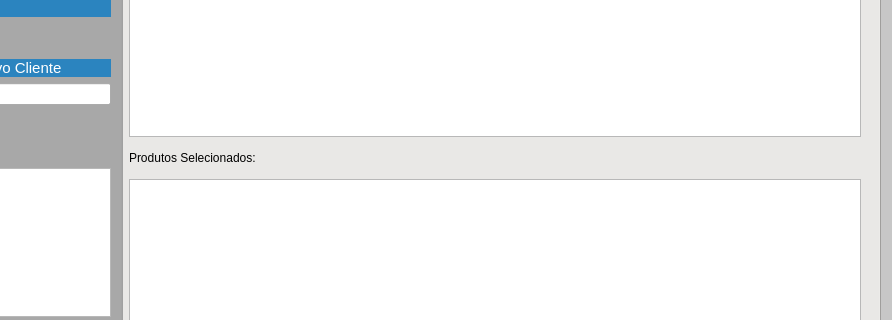
Above: relatorios.ui from GabR36/QEstoqueLoja before the change; both pictures show x 308 to 1200 and y 194 to 514 of the 1200 by 600 pixel window. Below: the same form after it.
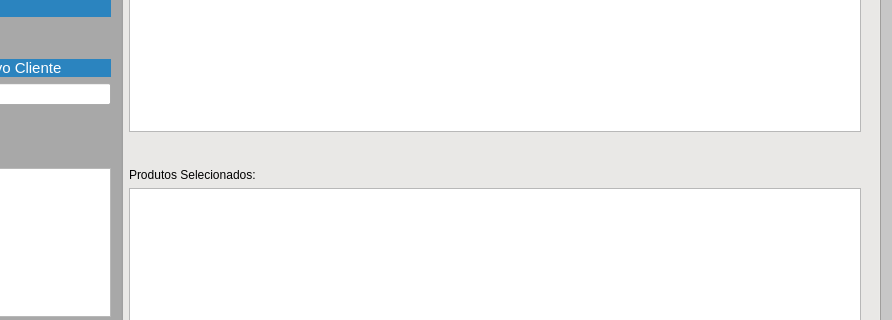
That is the form after the change. The open tabs and pages were chosen to show the change. Custom widgets are drawn as their Qt base class.

Commit message: validações simples inserir produto

```diff
--- a/relatorios.ui
+++ b/relatorios.ui
@@ -81,7 +81,7 @@
         <string notr="true"/>
        </property>
        <property name="currentIndex">
-        <number>0</number>
+        <number>1</number>
        </property>
        <widget class="QWidget" name="tab_3">
         <attribute name="title">
@@ -310,7 +310,7 @@
                </property>
               </widget>
              </item>
-             <item row="1" column="0" rowspan="2">
+             <item row="1" column="0">
               <widget class="QGroupBox" name="groupBox">
                <property name="maximumSize">
                 <size>
@@ -463,6 +463,8 @@
               </widget>
              </item>
              <item row="1" column="1" colspan="2">
+              <layout class="QVBoxLayout" name="verticalLayout_21">
+               <item>
               <layout class="QVBoxLayout" name="verticalLayout_17">
                <item>
                 <widget class="QLabel" name="label_10">
@@ -492,7 +494,20 @@
                </item>
               </layout>
              </item>
-             <item row="2" column="1" colspan="2">
+               <item>
+                <spacer name="verticalSpacer_3">
+                 <property name="orientation">
+                  <enum>Qt::Orientation::Vertical</enum>
+                 </property>
+                 <property name="sizeHint" stdset="0">
+                  <size>
+                   <width>20</width>
+                   <height>40</height>
+                  </size>
+                 </property>
+                </spacer>
+               </item>
+               <item>
               <layout class="QVBoxLayout" name="verticalLayout_16">
                <item>
                 <widget class="QLabel" name="label_8">
@@ -534,7 +549,9 @@
                </item>
               </layout>
              </item>
-             <item row="3" column="1">
+              </layout>
+             </item>
+             <item row="2" column="1">
               <widget class="QLabel" name="Lbl_TotalGeral">
                <property name="styleSheet">
                 <string notr="true">font: 700 12pt &quot;Ubuntu&quot;;</string>
@@ -544,7 +561,7 @@
                </property>
               </widget>
              </item>
-             <item row="3" column="2">
+             <item row="2" column="2">
               <widget class="QPushButton" name="Btn_Terminar">
                <property name="minimumSize">
                 <size>
```
Lines whose indentation alone changed are shown as unchanged. The commit also changes 2 other files.
